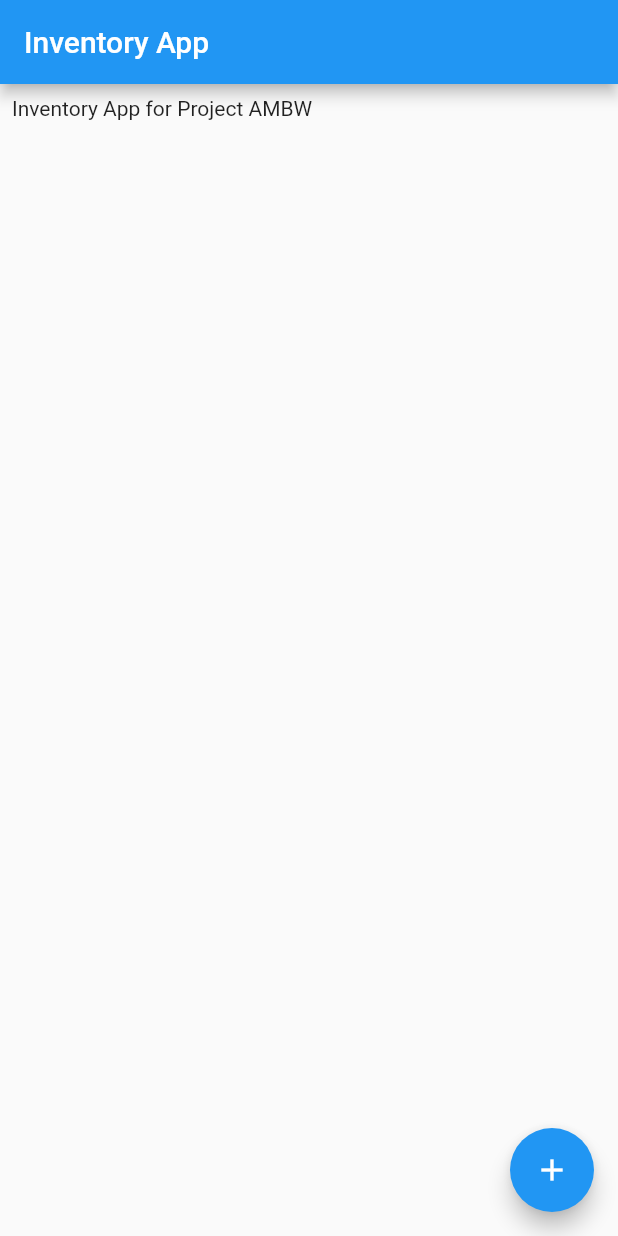
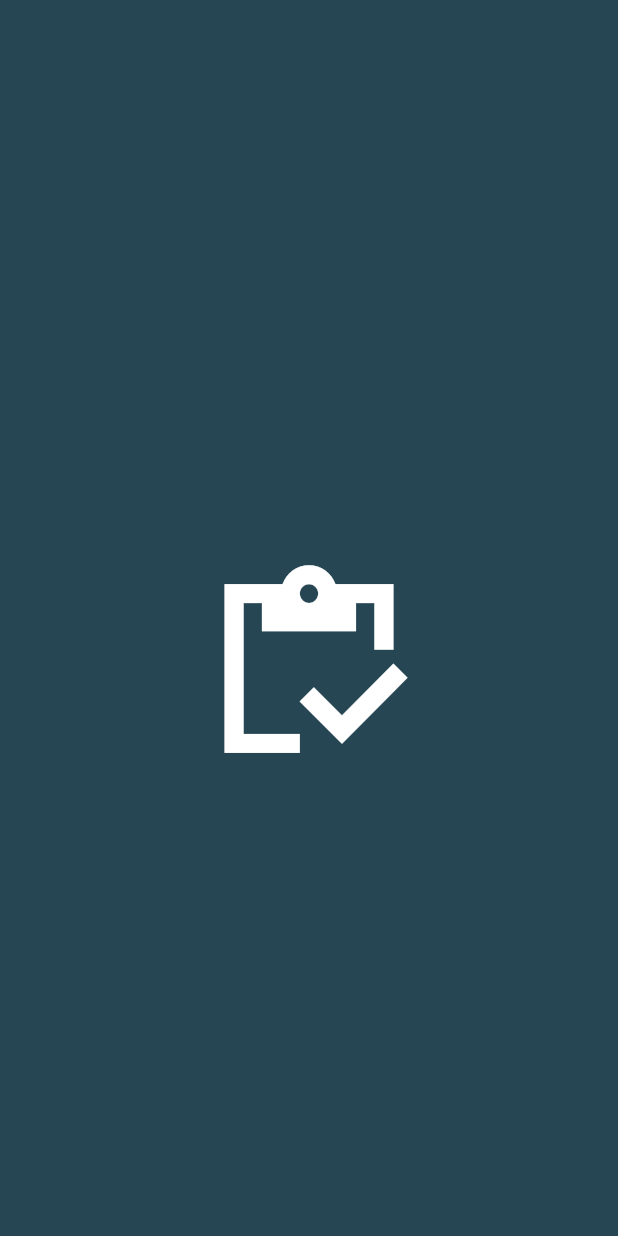
Before and after one commit to ardianasman/Aplikasi-Inventori-Android, a Flutter app: the first screen one second after launch, on a phone screen of 412 x 824 dp. Run offline on Flutter 3.47's test engine with Material 2 defaults, Android fonts, the phone set to English and light mode, and no system bars; drawn by our look-alikes of animated_splash_screen; our stand-ins replace page_transition.

Commit message:
Splash Screen + Pallete

```diff
--- a/project_ambw/lib/main.dart
+++ b/project_ambw/lib/main.dart
@@ -1,6 +1,9 @@
 // ignore_for_file: prefer_const_constructors, prefer_const_literals_to_create_immutables
 
+import 'package:animated_splash_screen/animated_splash_screen.dart';
 import 'package:flutter/material.dart';
+import 'package:page_transition/page_transition.dart';
+
 
 void main() {
   runApp(const MyApp());
@@ -14,6 +17,34 @@ class MyApp extends StatefulWidget {
 }
 
 class _MyAppState extends State<MyApp> {
+  @override
+  Widget build(BuildContext context) {
+    return MaterialApp(
+      title: 'App Inventory',
+      home: AnimatedSplashScreen(
+        duration: 5000,
+        splash: Icon(
+          Icons.inventory_sharp,
+          color: Colors.white,
+          size: 150,
+        ),
+        nextScreen: MainScreen(),
+        splashTransition: SplashTransition.fadeTransition,
+        pageTransitionType: PageTransitionType.fade,
+        backgroundColor: Color(0xFF264653),
+      ),
+    );
+  }
+}
+
+class MainScreen extends StatefulWidget {
+  const MainScreen({ Key? key }) : super(key: key);
+
+  @override
+  State<MainScreen> createState() => _MainScreenState();
+}
+
+class _MainScreenState extends State<MainScreen> {
   @override
   Widget build(BuildContext context) {
     return MaterialApp(
--- a/project_ambw/pubspec.yaml
+++ b/project_ambw/pubspec.yaml
@@ -34,6 +34,8 @@ dependencies:
   # The following adds the Cupertino Icons font to your application.
   # Use with the CupertinoIcons class for iOS style icons.
   cupertino_icons: ^1.0.2
+  page_transition: ^2.0.5
+  animated_splash_screen: ^1.2.0
 
 dev_dependencies:
   flutter_test:
```
Also changed, not shown: project_ambw/Assets/Color Pallete.png (added), project_ambw/Assets/SplashScreen.png (added), project_ambw/pubspec.lock.
